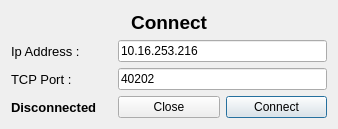
AGuismo/V-and-Co-Babel, file Client/ClientV2/NewBabelClient/ConnectWindow.ui: the form before one commit.
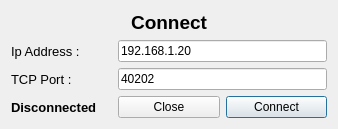
The form after the commit.

Commit message: changing base ip client

The edit to the form file:
```diff
--- a/Client/ClientV2/NewBabelClient/ConnectWindow.ui
+++ b/Client/ClientV2/NewBabelClient/ConnectWindow.ui
@@ -34,7 +34,7 @@
    <item row="1" column="1" colspan="2">
     <widget class="QLineEdit" name="ipLineEdit">
      <property name="text">
-      <string>10.16.253.216</string>
+      <string>192.168.1.20</string>
      </property>
      <property name="maxLength">
       <number>15</number>
```
